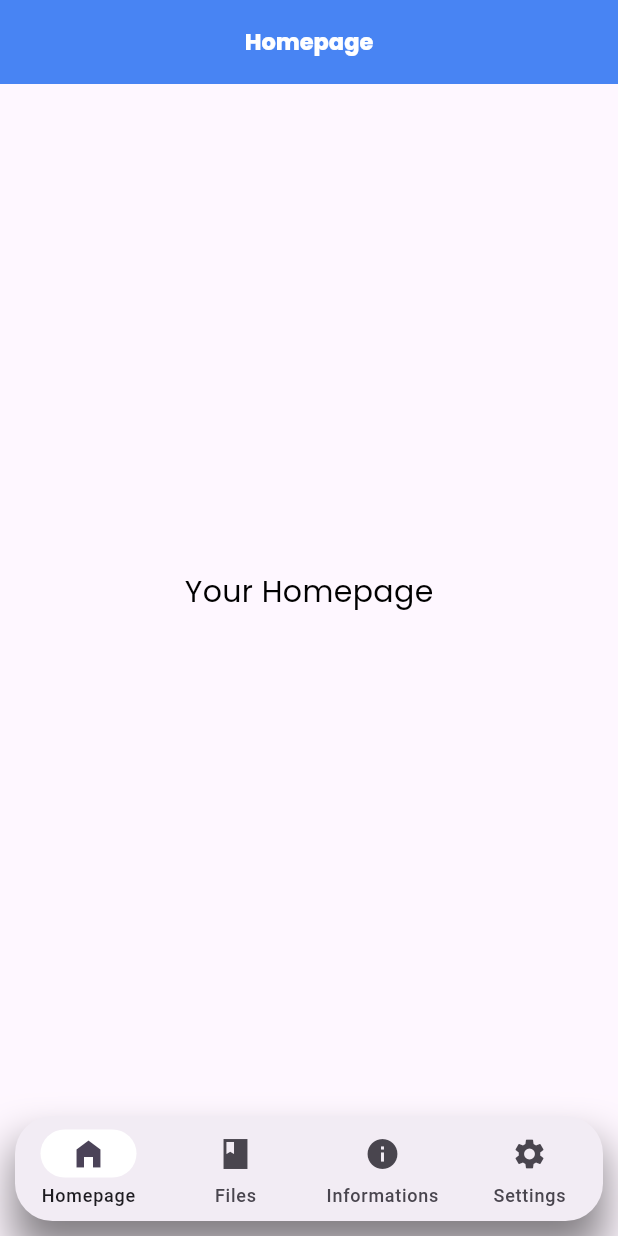
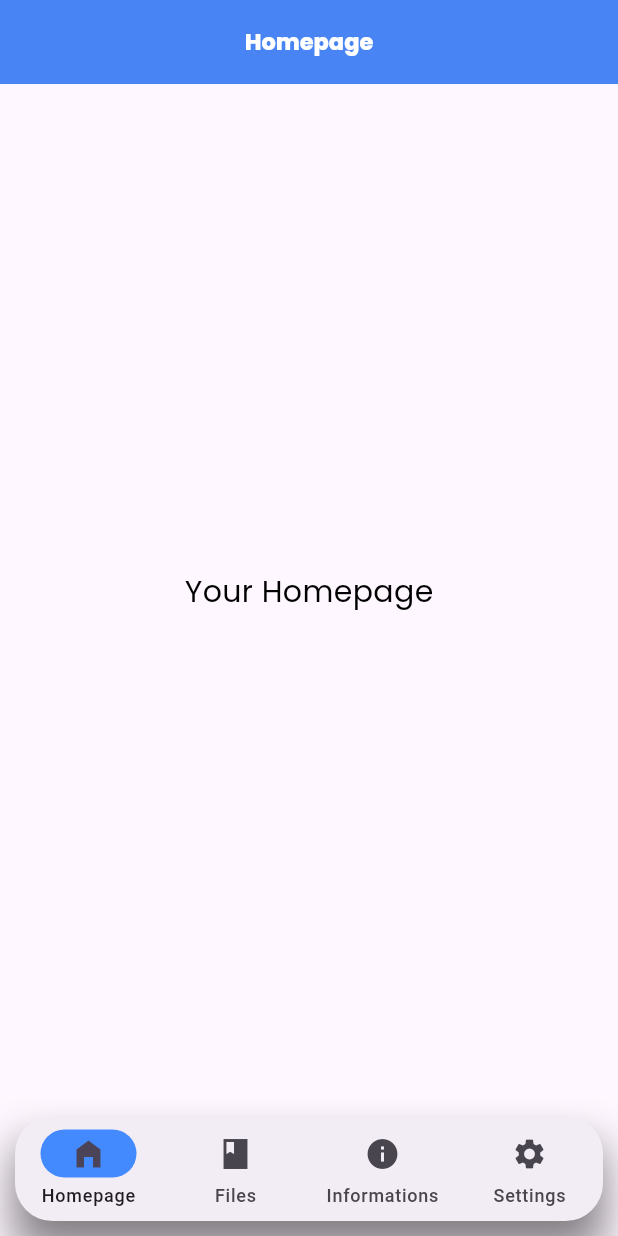
Before and after one commit to josoavj/navbar_custom, a Flutter app: the screen it shows after launch, on a phone screen of 412 x 824 dp. Run offline on Flutter 3.47's test engine with Material 3 defaults, Android fonts, the phone set to English and light mode, and no system bars; our stand-ins replace google_fonts.

Commit message:
Maj Homepage

```diff
--- a/lib/Pages/Homepage.dart
+++ b/lib/Pages/Homepage.dart
@@ -42,7 +42,7 @@ class Homepage extends StatelessWidget{
         child: ClipRRect(
           borderRadius: BorderRadius.circular(25),
           child: NavigationBar(
-            indicatorColor: Colors.white,
+            indicatorColor: Colors.blueAccent,
             elevation: 0,
             height: 70,
             selectedIndex: 0,
```
